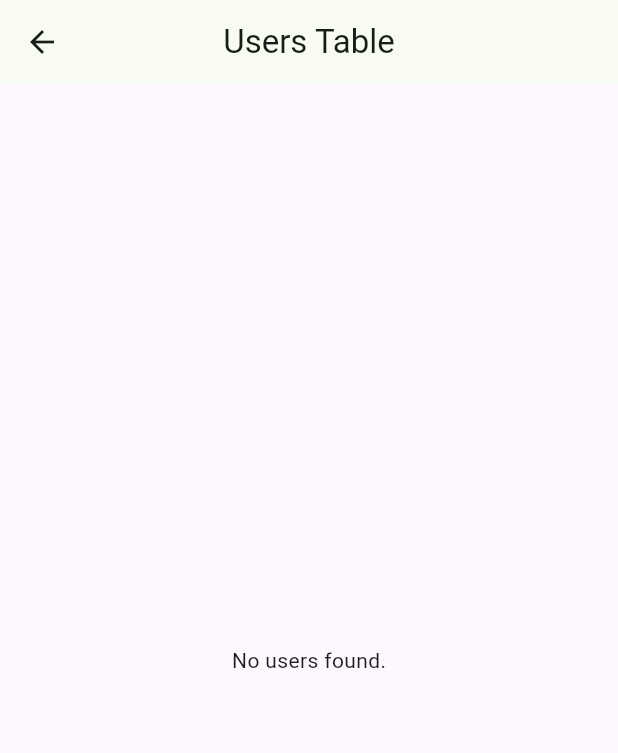
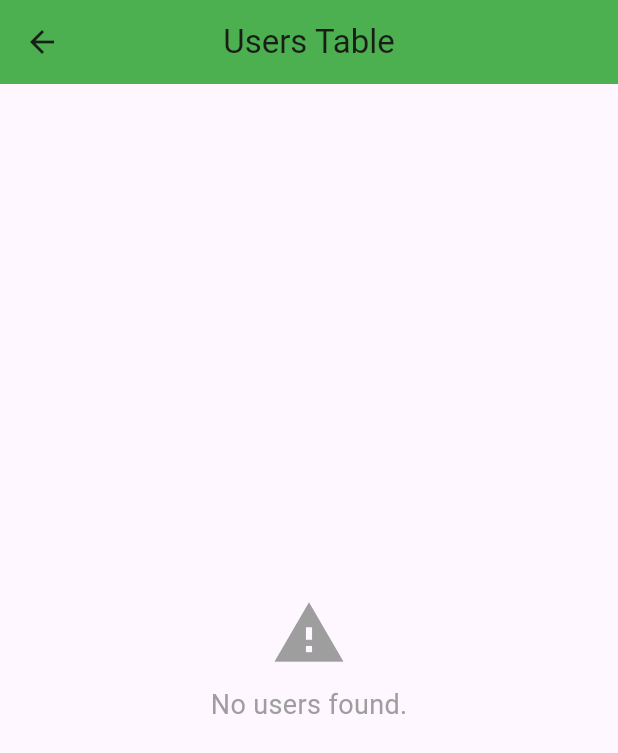
Before and after one commit to janaelmorshedy20/Smart-Grocery-Mobile-App, a Flutter app: the UsersTableScreen screen opened directly, on a phone screen of 412 x 824 dp. Shown: the top 753 px of the screen. Run offline on Flutter 3.47's test engine with Material 3 defaults, Android fonts, the phone set to English and light mode, and no system bars; our stand-ins replace cloud_firestore, firebase_auth, firebase_core, flutter_riverpod, image_picker, shared_preferences and 1 more; missing offline and left inert: google_mlkit_text_recognition; accounts and stored records are empty.

Commit message:
modify users page

```diff
--- a/lib/users.dart
+++ b/lib/users.dart
@@ -10,6 +10,7 @@ class UsersTableScreen extends StatelessWidget {
       appBar: AppBar(
         title: const Text('Users Table'),
         centerTitle: true,
+        backgroundColor: Colors.green,
       ),
       body: FutureBuilder<QuerySnapshot>(
         future: FirebaseFirestore.instance.collection('users').get(),
@@ -23,25 +24,58 @@ class UsersTableScreen extends StatelessWidget {
           }
 
           if (!snapshot.hasData || snapshot.data!.docs.isEmpty) {
-            return const Center(child: Text('No users found.'));
+            return const Center(
+              child: Column(
+                mainAxisAlignment: MainAxisAlignment.center,
+                children: [
+                  Icon(Icons.warning, color: Colors.grey, size: 50),
+                  SizedBox(height: 10),
+                  Text('No users found.', style: TextStyle(fontSize: 18, color: Colors.grey)),
+                ],
+              ),
+            );
           }
 
           final users = snapshot.data!.docs;
 
           return SingleChildScrollView(
             padding: const EdgeInsets.all(16.0),
-            child: DataTable(
-              columns: const [
-                DataColumn(label: Text('Name')),
-                DataColumn(label: Text('Email')),
+            child: Column(
+              children: [
+                const Text(
+                  'Users List',
+                  style: TextStyle(fontSize: 22, fontWeight: FontWeight.bold),
+                ),
+                const SizedBox(height: 20),
+                // Make the ListView scrollable
+                ListView.builder(
+                  shrinkWrap: true, // Ensures that the ListView takes up only the necessary space
+                  physics: NeverScrollableScrollPhysics(), // Disable scrolling within the ListView itself
+                  itemCount: users.length,
+                  itemBuilder: (context, index) {
+                    final data = users[index].data() as Map<String, dynamic>;
+                    return Card(
+                      elevation: 5,
+                      margin: const EdgeInsets.symmetric(vertical: 10),
+                      shape: RoundedRectangleBorder(
+                        borderRadius: BorderRadius.circular(12),
+                      ),
+                      child: ListTile(
+                        contentPadding: const EdgeInsets.all(16.0),
+                        leading: CircleAvatar(
+                          backgroundColor: Colors.green,
+                          child: Text(data['name'][0].toUpperCase(), style: TextStyle(color: Colors.white)),
+                        ),
+                        title: Text(
+                          data['name'] ?? 'N/A',
+                          style: const TextStyle(fontSize: 18, fontWeight: FontWeight.bold),
+                        ),
+                        subtitle: Text(data['email'] ?? 'N/A', style: TextStyle(color: Colors.grey)),
+                      ),
+                    );
+                  },
+                ),
               ],
-              rows: users.map((user) {
-                final data = user.data() as Map<String, dynamic>;
-                return DataRow(cells: [
-                  DataCell(Text(data['name'] ?? 'N/A')),
-                  DataCell(Text(data['email'] ?? 'N/A')),
-                ]);
-              }).toList(),
             ),
           );
         },
```
